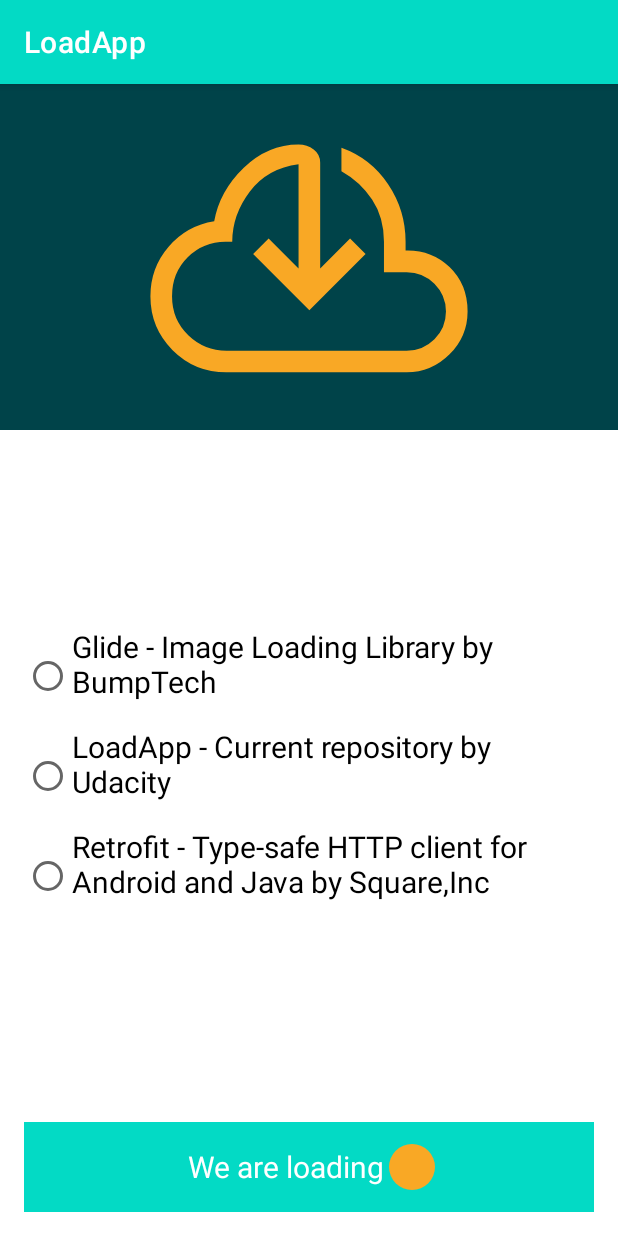
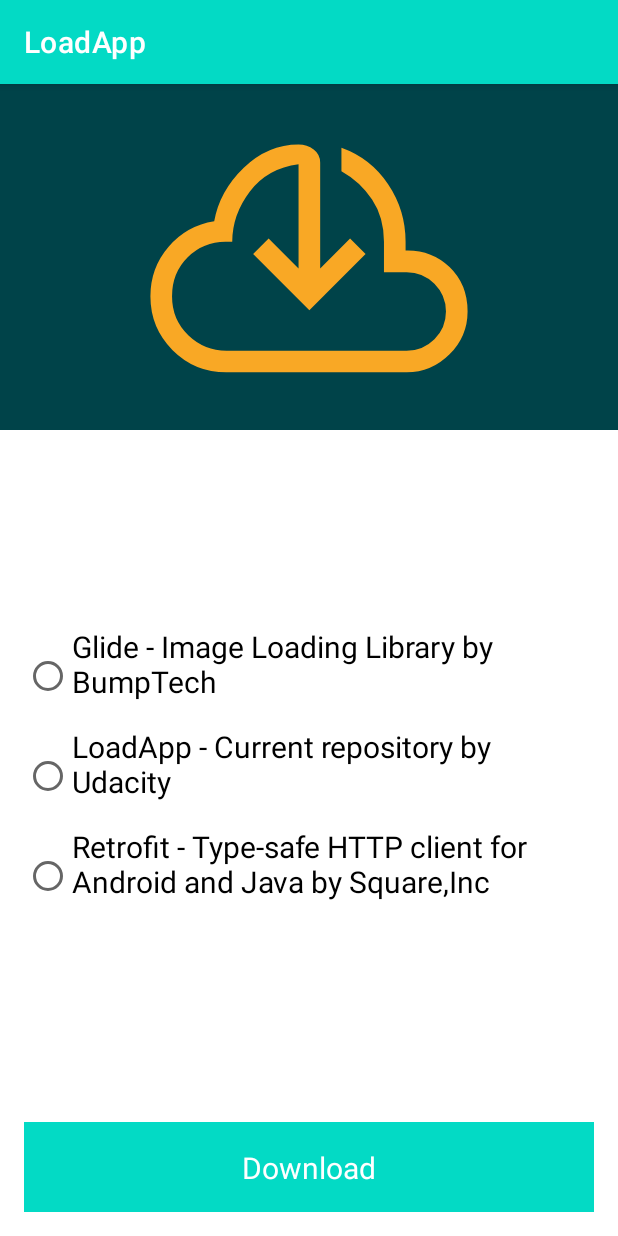
Before and after one commit to adancaysee/UdacityNanoDegreeAndroidEndOfSectionApps, an Android app: the screen it shows after launch (MainActivity), on a phone screen of 412 x 824 dp. Run offline under Robolectric (Android 15) with nearby library versions, the phone set to English and light mode, and no system bars; our stand-ins replace Timber, data binding; 1 statement that could not run was skipped.

Commit message:
all task completed

```diff
--- a/loadapp/build.gradle.kts
+++ b/loadapp/build.gradle.kts
@@ -53,6 +53,8 @@ dependencies {
     implementation(Libraries.androidxNavigationUi)
     implementation(Libraries.androidxNavigationFragment)
 
+    implementation(Libraries.timber)
+
     testImplementation(TestLibraries.junit)
 
     androidTestImplementation(AndroidTestLibraries.junit)
--- a/loadapp/src/main/AndroidManifest.xml
+++ b/loadapp/src/main/AndroidManifest.xml
@@ -22,7 +22,6 @@
         </activity>
         <receiver
             android:name="com.udacity.loadapp.util.DownloadCompleteReceiver"
-
             android:enabled="true"
             android:exported="false" />
     </application>
--- a/loadapp/src/main/java/com/LoadAppApplication.kt
+++ b/loadapp/src/main/java/com/LoadAppApplication.kt
@@ -1,19 +1,27 @@
 package com
 
 import android.app.Application
+import com.udacity.DownloadFileRepository
 import com.udacity.loadapp.R
 import com.udacity.loadapp.util.createDownloadCompletedNotificationChannel
 import com.udacity.loadapp.util.getNotificationManager
+import timber.log.Timber
 
 class LoadAppApplication : Application() {
 
+    val downloadFileRepository: DownloadFileRepository = DownloadFileRepository()
+
     override fun onCreate() {
         super.onCreate()
+
+        Timber.plant(Timber.DebugTree())
 
         createDownloadCompletedNotificationChannel(
             getNotificationManager(this),
             getString(R.string.channel_id),
             getString(R.string.channel_name)
         )
+
+
     }
 }
--- /dev/null
+++ b/loadapp/src/main/java/com/udacity/DownloadFileRepository.kt
@@ -0,0 +1,56 @@
+package com.udacity
+
+import android.app.DownloadManager
+import android.content.Context
+import android.net.Uri
+import android.os.Environment
+import androidx.lifecycle.LiveData
+import androidx.lifecycle.MutableLiveData
+import com.udacity.loadapp.util.getDownloadManager
+import java.io.File
+
+sealed class DownloadStatus {
+    object None : DownloadStatus()
+    object Downloading : DownloadStatus()
+    object Success : DownloadStatus()
+    object Failure : DownloadStatus()
+}
+
+class DownloadFileRepository {
+
+    private var downloadID = -1L
+
+    private val _downloadStatus = MutableLiveData<DownloadStatus>()
+    val downloadStatus: LiveData<DownloadStatus>
+        get() = _downloadStatus
+
+    fun downloadFileFromUrl(
+        context: Context,
+        url: String,
+        title: String,
+        description: String,
+    ) {
+        reset()
+        val fileName =
+            Environment.getExternalStoragePublicDirectory(Environment.DIRECTORY_DOWNLOADS).absolutePath + "/Contents"
+        val file = File(fileName)
+        val request = DownloadManager.Request(Uri.parse(url))
+            .setDestinationUri(Uri.fromFile(file))
+            .setTitle(title)
+            .setDescription(description)
+        try {
+            _downloadStatus.value = DownloadStatus.Downloading
+            downloadID = getDownloadManager(context).enqueue(request)
+        } catch (_: Exception) {
+            _downloadStatus.value = DownloadStatus.Failure
+        }
+    }
+
+    fun reset() {
+        _downloadStatus.value = DownloadStatus.None
+    }
+
+    fun update(status: DownloadStatus) {
+        _downloadStatus.value = status
+    }
+}
--- a/loadapp/src/main/java/com/udacity/loadapp/ButtonState.kt
+++ b/loadapp/src/main/java/com/udacity/loadapp/ButtonState.kt
@@ -2,6 +2,7 @@ package com.udacity.loadapp
 
 
 sealed class ButtonState {
+    object None : ButtonState()
     object Clicked : ButtonState()
     object Loading : ButtonState()
     object Completed : ButtonState()
--- a/loadapp/src/main/java/com/udacity/loadapp/main/MainFragment.kt
+++ b/loadapp/src/main/java/com/udacity/loadapp/main/MainFragment.kt
@@ -18,7 +18,7 @@ import com.udacity.loadapp.util.DownloadCompleteReceiver
 class MainFragment : Fragment() {
 
     private val viewModel: MainViewModel by lazy {
-        ViewModelProvider(this)[MainViewModel::class.java]
+        ViewModelProvider(this, MainViewModel.Factory)[MainViewModel::class.java]
     }
     private lateinit var binding: FragmentMainBinding
 
@@ -32,6 +32,7 @@ class MainFragment : Fragment() {
         binding = FragmentMainBinding.inflate(inflater)
 
         binding.viewModel = viewModel
+        binding.lifecycleOwner = this
 
         requireActivity().registerReceiver(
             receiver,
--- a/loadapp/src/main/java/com/udacity/loadapp/main/MainViewModel.kt
+++ b/loadapp/src/main/java/com/udacity/loadapp/main/MainViewModel.kt
@@ -1,14 +1,18 @@
 package com.udacity.loadapp.main
 
 import android.app.Application
-import android.app.DownloadManager
-import android.net.Uri
 import androidx.lifecycle.AndroidViewModel
 import androidx.lifecycle.LiveData
 import androidx.lifecycle.MutableLiveData
+import androidx.lifecycle.Transformations
+import androidx.lifecycle.ViewModelProvider.AndroidViewModelFactory.Companion.APPLICATION_KEY
+import androidx.lifecycle.viewmodel.initializer
+import androidx.lifecycle.viewmodel.viewModelFactory
+import com.LoadAppApplication
+import com.udacity.DownloadFileRepository
+import com.udacity.DownloadStatus
 import com.udacity.loadapp.ButtonState
 import com.udacity.loadapp.R
-import com.udacity.loadapp.util.getDownloadManager
 
 data class DownloadInfo(
     val title: String,
@@ -30,7 +34,11 @@ private val list = listOf(
     )
 )
 
-class MainViewModel(private val application: Application) : AndroidViewModel(application) {
+class MainViewModel(
+    private val application: Application,
+    private val repository: DownloadFileRepository
+) :
+    AndroidViewModel(application) {
 
     private val _radioGroupList = MutableLiveData(list)
     val radioGroupList: LiveData<List<DownloadInfo>>
@@ -38,15 +46,24 @@ class MainViewModel(private val application: Application) : AndroidViewModel(app
 
     private var selectedDownloadInfo: DownloadInfo? = null
 
-    private val _buttonState = MutableLiveData<ButtonState>()
-    val buttonState: LiveData<ButtonState>
-        get() = _buttonState
-
     private val _emptySelectionEvent = MutableLiveData<Boolean>()
     val emptySelectionEvent: LiveData<Boolean>
         get() = _emptySelectionEvent
 
-    private var downloadID: Long = 0
+    private val _buttonState = Transformations.map(repository.downloadStatus) {
+        when (it) {
+            is DownloadStatus.Downloading -> ButtonState.Loading
+            is DownloadStatus.Success, is DownloadStatus.Failure -> {
+                ButtonState.Completed
+            }
+            else -> ButtonState.None
+        }
+    }
+    init {
+        repository.reset()
+    }
+    val buttonState: LiveData<ButtonState>
+        get() = _buttonState
 
     fun onCheckedChanged(checkedId: Int) {
         val info = list[checkedId]
@@ -58,19 +75,25 @@ class MainViewModel(private val application: Application) : AndroidViewModel(app
             _emptySelectionEvent.value = true
             return
         }
-        _buttonState.value = ButtonState.Clicked
-
-        val request = DownloadManager.Request(Uri.parse(selectedDownloadInfo!!.url))
-            .setTitle(selectedDownloadInfo!!.title)
-            .setDescription(application.getString(R.string.app_description))
-        try {
-            downloadID = getDownloadManager(application.applicationContext).enqueue(request)
-        } catch (_: Exception) {
-        }
+        repository.downloadFileFromUrl(
+            application,
+            selectedDownloadInfo!!.url,
+            selectedDownloadInfo!!.title,
+            application.getString(R.string.app_description)
+        )
     }
 
     fun doneEmptySelectionEvent() {
         _emptySelectionEvent.value = false
     }
 
+    companion object {
+        val Factory = viewModelFactory {
+            initializer {
+                val application = this[APPLICATION_KEY] as LoadAppApplication
+                MainViewModel(application, application.downloadFileRepository)
+            }
+        }
+    }
+
 }
--- a/loadapp/src/main/java/com/udacity/loadapp/util/LoadingButton.kt
+++ b/loadapp/src/main/java/com/udacity/loadapp/util/LoadingButton.kt
@@ -2,29 +2,24 @@ package com.udacity.loadapp.util
 
 import android.animation.ValueAnimator
 import android.content.Context
-import android.graphics.Canvas
-import android.graphics.Color
-import android.graphics.Paint
-import android.graphics.PointF
-import android.graphics.Rect
+import android.graphics.*
 import android.util.AttributeSet
 import android.view.View
-import android.widget.Toast
 import androidx.core.content.ContextCompat
 import androidx.core.content.withStyledAttributes
+import androidx.databinding.BindingAdapter
 import com.udacity.loadapp.ButtonState
 import com.udacity.loadapp.R
+import timber.log.Timber
 import kotlin.math.abs
 import kotlin.properties.Delegates
+
 
 class LoadingButton @JvmOverloads constructor(
     context: Context, attrs: AttributeSet? = null, defStyleAttr: Int = 0
 ) : View(context, attrs, defStyleAttr) {
 
     private var centerPointF: PointF = PointF()
-    private val circleColor = ContextCompat.getColor(context, R.color.orange_500)
-
-    private val loadingText = resources.getString(R.string.button_loading)
 
     private val paint = Paint().apply {
         color = Color.WHITE
@@ -33,97 +28,146 @@ class LoadingButton @JvmOverloads constructor(
         style = Paint.Style.FILL
     }
 
-    val r = Rect()
-    private var text: String = ""
+    private var textWidth = 0f
+    private var textHeight = 0f
+    private var defaultText: String = ""
+    private var loadingText: String = ""
 
-    private var circleAnimator: ValueAnimator
+    private val loadingArcColor = ContextCompat.getColor(context, R.color.orange_500)
+    private val loadingRectColor = ContextCompat.getColor(context, R.color.teal_900)
+    private var loadingAnimator: ValueAnimator? = null
 
-    private var sweepAngle = 0f
+    private var arcOffset = resources.getDimensionPixelOffset(R.dimen.arch_offset)
+    private var sweepAngle = 360F
+    private var loadingWidth = 0F
+
+    private var buttonState: ButtonState by Delegates.observable(ButtonState.None) { _, _, newValue ->
+        when (newValue) {
+            is ButtonState.None -> {
+                Timber.d("Button is none")
+            }
+            is ButtonState.Clicked -> {
+                Timber.d("Button is clicked")
+            }
+            is ButtonState.Loading -> {
+                changeText(loadingText)
+                startAnimation()
+            }
+            is ButtonState.Completed -> {
+                changeText(defaultText)
+                loadingWidth = 0F
+                sweepAngle = 0F
+                stopAnimation()
+                buttonState = ButtonState.None
+            }
+        }
+    }
+
+    private fun changeText(text: String) {
+        val rect = Rect()
+        paint.getTextBounds(text.uppercase(), 0, text.length, rect)
+        textHeight = rect.height().toFloat()
+        textWidth = paint.measureText(text)
+    }
+
+    private fun startAnimation() {
+        loadingAnimator?.start()
+    }
+
+    private fun stopAnimation() {
+        loadingAnimator?.end()
+    }
 
     init {
         isClickable = true
         context.withStyledAttributes(attrs, R.styleable.LoadingButton) {
-            text = getString(R.styleable.LoadingButton_text) ?: ""
+            defaultText = getString(R.styleable.LoadingButton_defaultText) ?: ""
+            loadingText = getString(R.styleable.LoadingButton_loadingText) ?: ""
         }
-        paint.getTextBounds(text.uppercase(), 0, text.length, r)
-
-        circleAnimator = ValueAnimator.ofFloat(0f,360f).apply {
-            duration = 5000
-            addUpdateListener {
-                sweepAngle = it.animatedValue as Float
-                invalidate()
-            }
-        }
-        circleAnimator.start()
-
-    }
-
-    private var buttonState: ButtonState by Delegates.observable(ButtonState.Completed) { _, _, _ ->
-
+        changeText(defaultText)
     }
 
     override fun onDraw(canvas: Canvas?) {
         super.onDraw(canvas)
         if (canvas == null) return
 
-        drawLoading(canvas)
-
+        if (buttonState == ButtonState.Loading) {
+            drawLoadingState(canvas)
+        } else {
+            drawDefaultState(canvas)
+        }
     }
 
-    private fun drawDefault(canvas: Canvas) {
+    private fun drawDefaultState(canvas: Canvas) {
+        paint.color = Color.WHITE
         canvas.drawText(
-            text, centerPointF.x, centerPointF.y + abs(r.height() / 2), paint
+            defaultText, centerPointF.x, centerPointF.y + abs(textHeight / 2), paint
         )
     }
 
-    private fun drawLoading(canvas: Canvas) {
-        text = loadingText
+    private fun drawLoadingState(canvas: Canvas) {
+        paint.color = loadingRectColor
+        paint.style = Paint.Style.FILL
+        canvas.drawRect(0f, 0f, loadingWidth, centerPointF.y * 2, paint)
+
         paint.color = Color.WHITE
         canvas.drawText(
-            text, centerPointF.x - r.height(), centerPointF.y + abs(r.height() / 2), paint
+            loadingText,
+            centerPointF.x - arcOffset / 2,
+            centerPointF.y + textHeight / 2,
+            paint
         )
-        paint.color = circleColor
+
+        paint.color = loadingArcColor
         paint.style = Paint.Style.FILL
         canvas.drawArc(
-            centerPointF.x + r.width() / 2,
-            centerPointF.y - r.height(),
-            centerPointF.x + r.width() / 2 + 2 * r.height(),
-            centerPointF.y + r.height(),
+            centerPointF.x + textWidth / 2 - arcOffset / 2,
+            centerPointF.y - arcOffset / 2,
+            centerPointF.x + textWidth / 2 + arcOffset / 2,
+            centerPointF.y + arcOffset / 2,
             0f,
             sweepAngle,
             true,
             paint
         )
-
     }
 
-
-    override fun onMeasure(widthMeasureSpec: Int, heightMeasureSpec: Int) {
-        val minW: Int = paddingLeft + paddingRight + suggestedMinimumWidth
-        val w: Int = resolveSizeAndState(minW, widthMeasureSpec, 1)
-        val h: Int = resolveSizeAndState(
-            MeasureSpec.getSize(w), heightMeasureSpec, 0
-        )
+    override fun onSizeChanged(w: Int, h: Int, oldw: Int, oldh: Int) {
+        super.onSizeChanged(w, h, oldw, oldh)
         centerPointF.x = (w / 2).toFloat()
         centerPointF.y = (h / 2).toFloat()
-        setMeasuredDimension(w, h)
+        createCircleAnimation(w)
+    }
+
+    private fun createCircleAnimation(width: Int) {
+        loadingAnimator = ValueAnimator.ofFloat(0f, 360f).apply {
+            duration = 3000
+            addUpdateListener {
+                val animatedValue = it.animatedValue as Float
+                sweepAngle = animatedValue
+                loadingWidth = (width * animatedValue / 360f)
+                invalidate()
+                repeatCount = ValueAnimator.INFINITE
+                repeatMode = ValueAnimator.RESTART
+            }
+        }
+    }
+
+    fun setState(buttonState: ButtonState) {
+        this.buttonState = buttonState
     }
 
     override fun performClick(): Boolean {
-        Toast.makeText(context, "Perform click", Toast.LENGTH_LONG).show()
+        if (buttonState == ButtonState.Loading) {
+            return false
+        }
         return super.performClick()
-
     }
 }
 
-
-
-
-
-
-/*
-paint.color = Color.RED
-        canvas.drawLine(centerPointF.x, 0f, centerPointF.x, centerPointF.y * 2, paint)
-        canvas.drawLine(0f, centerPointF.y, centerPointF.x * 2, centerPointF.y, paint)
-
- */
+@BindingAdapter("state")
+fun LoadingButton.changeButtonState(state: ButtonState?) {
+    state?.let {
+        setState(state)
+    }
+}
--- a/loadapp/src/main/res/layout/fragment_main.xml
+++ b/loadapp/src/main/res/layout/fragment_main.xml
@@ -45,10 +45,12 @@
             android:layout_marginBottom="@dimen/spacing_16dp"
             android:background="?attr/colorPrimary"
             android:onClick="@{() -> viewModel.downloadFromUrl()}"
-            app:text="@string/download"
+            app:defaultText="@string/download"
             app:layout_constraintBottom_toBottomOf="parent"
             app:layout_constraintEnd_toEndOf="parent"
-            app:layout_constraintStart_toStartOf="parent" />
+            app:layout_constraintStart_toStartOf="parent"
+            app:loadingText="@string/button_loading"
+            app:state="@{viewModel.buttonState}" />
 
         <androidx.constraintlayout.widget.Guideline
             android:id="@+id/guideline2"
--- a/loadapp/src/main/res/values-night/themes.xml
+++ b/loadapp/src/main/res/values-night/themes.xml
@@ -1,4 +1,4 @@
-<resources xmlns:tools="http://schemas.android.com/tools">
+<resources>
     <!-- Base application theme. -->
     <style name="Theme.LoadApp" parent="Theme.MaterialComponents.DayNight.NoActionBar">
         <!-- Primary brand color. -->
@@ -10,7 +10,7 @@
         <item name="colorSecondaryVariant">@color/orange_500</item>
         <item name="colorOnSecondary">@color/black</item>
         <!-- Status bar color. -->
-        <item name="android:statusBarColor" tools:targetApi="lollipop">?attr/colorPrimaryVariant</item>
+        <item name="android:statusBarColor" >?attr/colorPrimaryVariant</item>
         <!-- Customize your theme here. -->
         <item name="colorTertiary">@color/textColorWhite</item>
     </style>
--- a/loadapp/src/main/res/values/attrs.xml
+++ b/loadapp/src/main/res/values/attrs.xml
@@ -1,6 +1,7 @@
 <?xml version="1.0" encoding="utf-8"?>
 <resources>
     <declare-styleable name="LoadingButton">
-        <attr name="text" format="string"/>
+        <attr name="defaultText" format="string"/>
+        <attr name="loadingText" format="string"/>
     </declare-styleable>
 </resources>
--- a/loadapp/src/main/res/values/dimens.xml
+++ b/loadapp/src/main/res/values/dimens.xml
@@ -1,6 +1,8 @@
 <?xml version="1.0" encoding="utf-8"?>
 <resources>
-    <dimen name="spacing_8dp">2dp</dimen>
+    <dimen name="spacing_8dp">8dp</dimen>
     <dimen name="spacing_16dp">16dp</dimen>
     <dimen name="default_text">20sp</dimen>
+
+    <dimen name="arch_offset">28dp</dimen>
 </resources>
--- a/loadapp/src/main/res/values/strings.xml
+++ b/loadapp/src/main/res/values/strings.xml
@@ -9,7 +9,7 @@
     <string name="notification_button">See changes</string>
 
     <string name="button_name">Click me</string>
-    <string name="button_loading">We are loading </string>
+    <string name="button_loading">We are loading</string>
     <string name="title_fragment_detail">Loading Status</string>
     <string name="cloud_placeholder">Cloud placeholder</string>
     <string name="download">Download</string>
--- a/loadapp/src/main/res/values/themes.xml
+++ b/loadapp/src/main/res/values/themes.xml
@@ -1,4 +1,4 @@
-<resources xmlns:tools="http://schemas.android.com/tools">
+<resources>
     <!-- Base application theme. -->
     <style name="Theme.LoadApp" parent="Theme.MaterialComponents.DayNight.NoActionBar">
         <!-- Primary brand color. -->
@@ -10,7 +10,7 @@
         <item name="colorSecondaryVariant">@color/orange_500</item>
         <item name="colorOnSecondary">@color/black</item>
         <!-- Status bar color. -->
-        <item name="android:statusBarColor" tools:targetApi="lollipop">?attr/colorPrimaryVariant</item>
+        <item name="android:statusBarColor" >?attr/colorPrimaryVariant</item>
         <!-- Customize your theme here. -->
         <item name="colorTertiary">@color/textColorGray</item>
     </style>
```
Also changed, not shown: loadapp/src/main/java/com/udacity/loadapp/util/DownloadCompleteReceiver.kt (+6 -1 lines).
